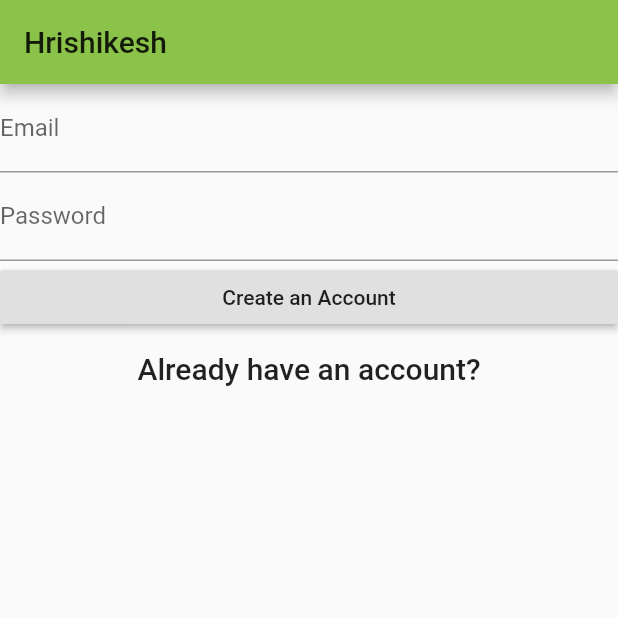
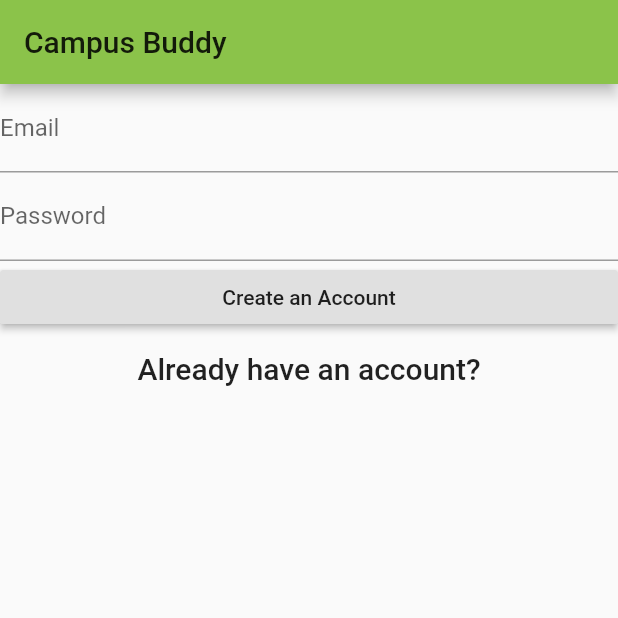
Before and after one commit to hrishikeshd10/login_demo, a Flutter app: the screen it shows after launch, after a tap on "Login", after a tap on "Register", on a phone screen of 412 x 824 dp, the top half of it. Run offline on Flutter 3.47's test engine with Material 2 defaults, Android fonts, the phone set to English and light mode, and no system bars; our stand-ins replace firebase_auth; accounts and stored records are empty.

Commit message:
Second Commit-----------not created a root page yet

```diff
--- a/lib/LoginPage.dart
+++ b/lib/LoginPage.dart
@@ -1,7 +1,14 @@
 import 'package:flutter/material.dart';
-import 'package:firebase_auth/firebase_auth.dart';
+//import 'package:firebase_auth/firebase_auth.dart';//we dont need thisimport as auth.dart is already using that import
+import 'auth.dart';
 
 class LoginPage extends StatefulWidget {
+
+
+LoginPage({this.auth});
+final BaseAuth auth;
+
+
   @override
   _LoginPageState createState() => _LoginPageState();
 }
@@ -9,6 +16,9 @@ class LoginPage extends StatefulWidget {
 enum FormType { login, register }
 
 class _LoginPageState extends State<LoginPage> {
+
+
+
   final formKey = new GlobalKey<FormState>();
 
   String _email;
@@ -31,12 +41,17 @@ class _LoginPageState extends State<LoginPage> {
     if (validateAndSave()) {
       try {
         if (_formType == FormType.login) {
-          FirebaseUser user = await FirebaseAuth.instance
-              .signInWithEmailAndPassword(email: _email, password: _password);
-          print('Signed In: ${user.uid}');
+
+          String userId = await widget.auth.SignInWithEmailAndPassword(_email, _password);
+          //FirebaseUser user = await FirebaseAuth.instance
+             // .signInWithEmailAndPassword(email: _email, password: _password);
+          print('Signed In: ${userId}');
         }else{
-          FirebaseUser  user =  await FirebaseAuth.instance.createUserWithEmailAndPassword(email: _email,password: _password);
-         print('Registerd User: ${user.uid}');
+
+            String userId = await widget.auth.CreateUserWithEmailAndPassword(_email, _password);
+
+      //    FirebaseUser  user =  await FirebaseAuth.instance.createUserWithEmailAndPassword(email: _email,password: _password);
+         print('Registerd User: ${userId}');
         }
       } catch (e) {
         print('Error: $e');
@@ -61,7 +76,7 @@ class _LoginPageState extends State<LoginPage> {
   @override
   Widget build(BuildContext context) {
     return new Scaffold(
-      appBar: new AppBar(title: new Text('Hrishikesh')),
+      appBar: new AppBar(title: new Text('Campus Buddy  ')),
       body: new Container(
           child: new Form(
         key: formKey,
--- a/lib/main.dart
+++ b/lib/main.dart
@@ -1,6 +1,6 @@
 import 'package:flutter/material.dart';
 import 'LoginPage.dart';
-
+import "auth.dart";
 void main()
 {
 
@@ -14,7 +14,7 @@ class MyApp extends StatelessWidget {
     return new MaterialApp(
       title: 'Login Demo',
       theme: new ThemeData(primarySwatch: Colors.lightGreen),
-      home: new LoginPage(),
+      home: new LoginPage(auth: new Auth(),),
       debugShowCheckedModeBanner: false,
 
     );
```
Also changed, not shown: lib/auth.dart (added, +29 -0 lines).
